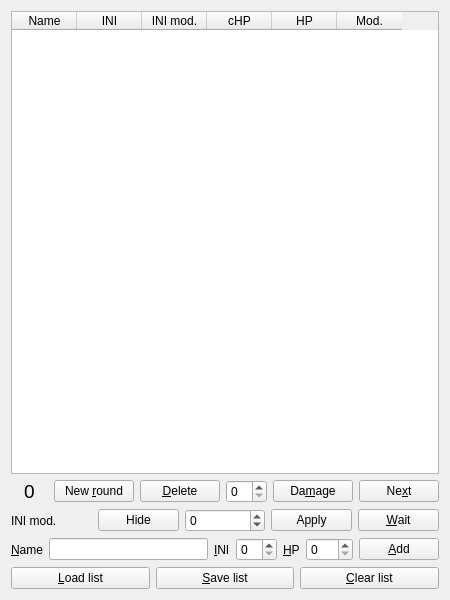
Above: UI/TurnOrderWidget.ui from andreassch/RPGAssistant before the change. Below: the same form after it.
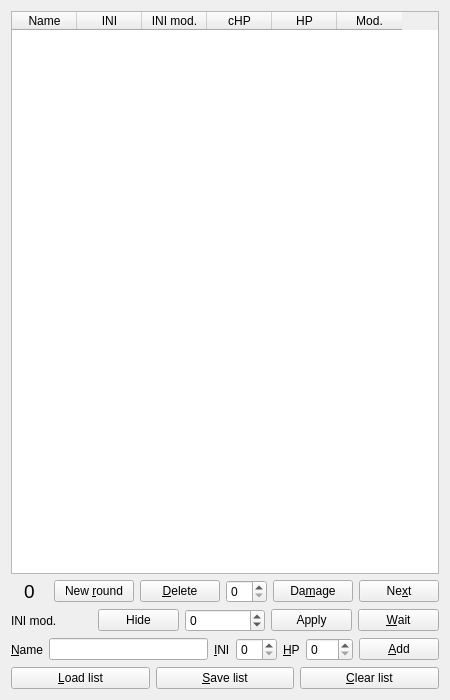
That is the form after the change. Icons and pictures are not drawn.

Diff of the .ui file:
```diff
--- a/UI/TurnOrderWidget.ui
+++ b/UI/TurnOrderWidget.ui
@@ -7,7 +7,7 @@
     <x>0</x>
     <y>0</y>
     <width>450</width>
-    <height>600</height>
+    <height>700</height>
    </rect>
   </property>
   <property name="windowTitle">
```
